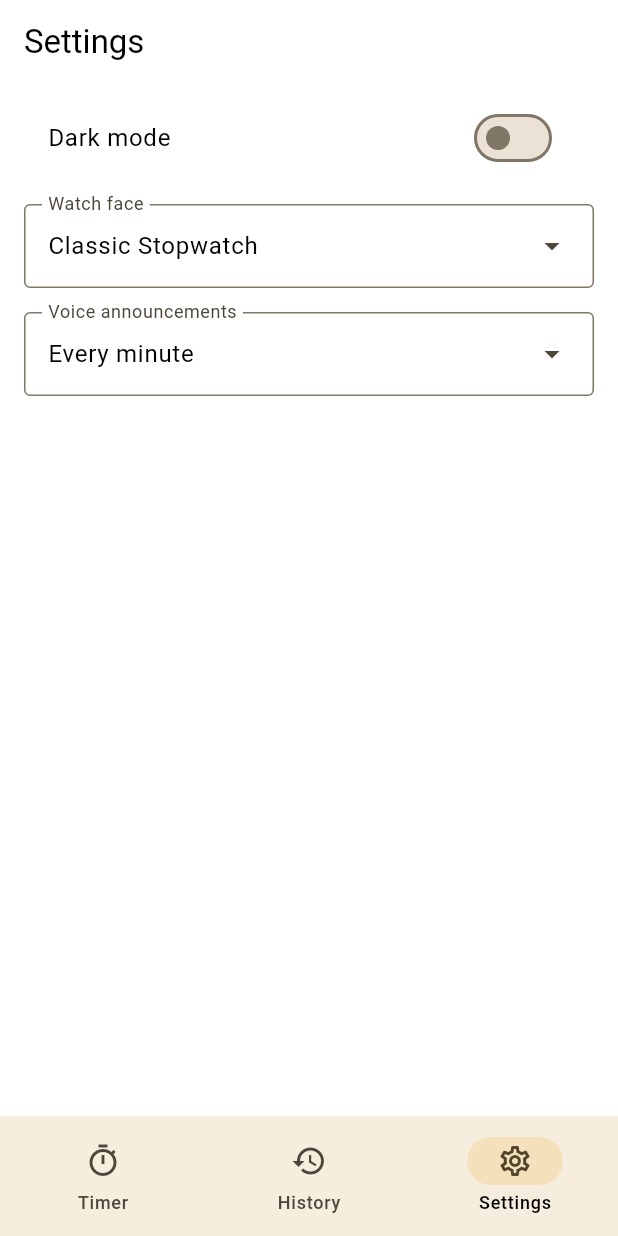
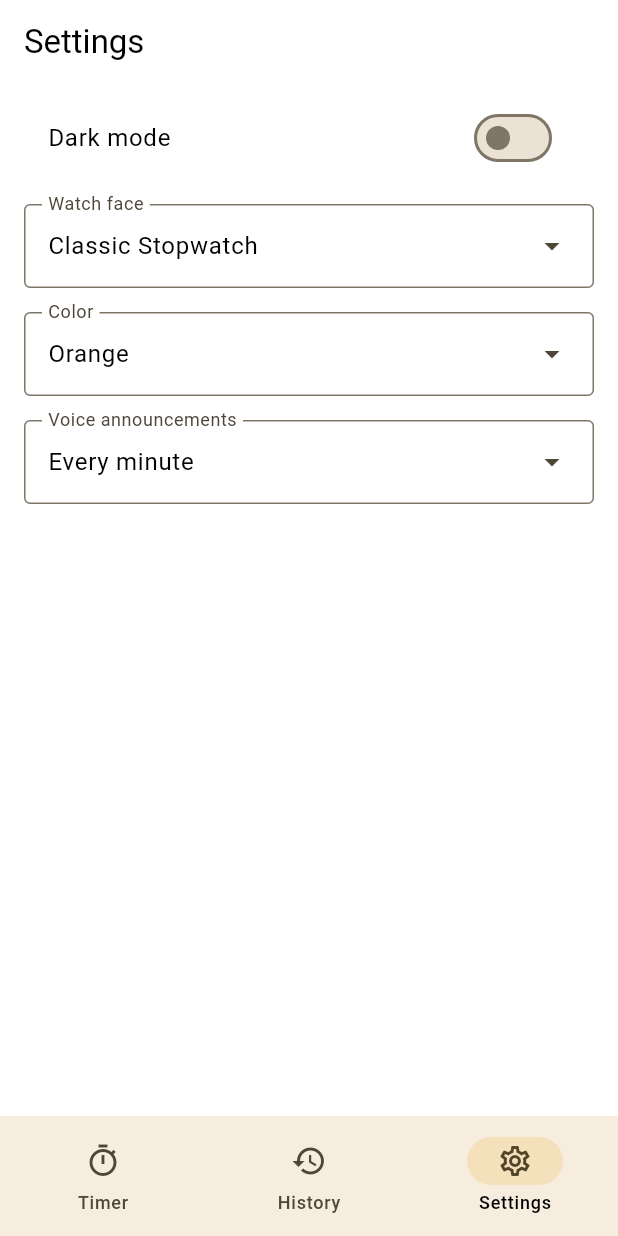
Before and after one commit to martipello/tik_talk, a Flutter app: the screen it shows after launch, item 3 of the bottom bar chosen, on a phone screen of 412 x 824 dp. Run offline on Flutter 3.47's test engine with Material 3 defaults, Android fonts, the phone set to English and light mode, and no system bars; our stand-ins replace flex_color_scheme, flutter_riverpod, flutter_tts, freezed_annotation, go_router, liquid_progress_indicator_v2 and 3 more; missing offline and left inert: segment_display, split_button; accounts and stored records are empty; generated files the repository leaves out were written again.

Commit message:
Flatten watch face, add case/crown/pusher, split face style from color
- Face background is now flat ivory with a subtle edge vignette
  instead of a glossy radial-gradient "ball" highlight
- Added a dark case body ring behind the bezel, a metal crown
  protruding from the top, and a metal pusher button, so the dial
  reads as sitting in a physical case rather than floating
- Sub-dials are smaller, pulled in from the edge, and spread further
  apart (35°/85° clock positions) to stop them crowding each other
- Tick marks are now printed-black instead of accent-colored, matching
  real analog stopwatch dials (accent color still drives bezel, hands,
  and the digital readout)
- Split "watch face" (DialFaceStyle: classic stopwatch / fluid glass)
  from "color" (DialAccentColor: red/blue/green/orange/black/white) as
  two independent settings instead of one combined enum, so every face
  style can use any color
- Renamed "Liquid Glass" to "Fluid Glass" to avoid the Apple naming
  overlap

Co-Authored-By: Claude Sonnet 5 <noreply@anthropic.com>

```diff
--- a/lib/app.dart
+++ b/lib/app.dart
@@ -17,8 +17,8 @@ class TikTalkApp extends ConsumerWidget {
       title: 'TikTalk',
       debugShowCheckedModeBanner: false,
       themeMode: settings.themeMode,
-      theme: AppTheme.light(settings.dialTheme),
-      darkTheme: AppTheme.dark(settings.dialTheme),
+      theme: AppTheme.light(settings.dialAccentColor.value),
+      darkTheme: AppTheme.dark(settings.dialAccentColor.value),
       routerConfig: router,
     );
   }
--- a/lib/core/theme/app_theme.dart
+++ b/lib/core/theme/app_theme.dart
@@ -1,18 +1,16 @@
 import 'package:flex_color_scheme/flex_color_scheme.dart';
 import 'package:flutter/material.dart';
-
-import 'dial_theme.dart';
 
 class AppTheme {
   AppTheme._();
 
-  static ThemeData light(DialTheme dialTheme) => FlexThemeData.light(
-        colors: FlexSchemeColor.from(primary: dialTheme.accentColor),
+  static ThemeData light(Color accentColor) => FlexThemeData.light(
+        colors: FlexSchemeColor.from(primary: accentColor),
         useMaterial3: true,
       );
 
-  static ThemeData dark(DialTheme dialTheme) => FlexThemeData.dark(
-        colors: FlexSchemeColor.from(primary: dialTheme.accentColor),
+  static ThemeData dark(Color accentColor) => FlexThemeData.dark(
+        colors: FlexSchemeColor.from(primary: accentColor),
         useMaterial3: true,
       );
 }
--- /dev/null
+++ b/lib/core/theme/dial_accent_color.dart
@@ -0,0 +1,28 @@
+import 'package:flutter/material.dart';
+
+enum DialAccentColor {
+  red,
+  blue,
+  green,
+  orange,
+  black,
+  white;
+
+  Color get value => switch (this) {
+        DialAccentColor.red => const Color(0xFFD7342A),
+        DialAccentColor.blue => const Color(0xFF2563EB),
+        DialAccentColor.green => const Color(0xFF2E9E4F),
+        DialAccentColor.orange => const Color(0xFFE2B33C),
+        DialAccentColor.black => const Color(0xFF1A1A1A),
+        DialAccentColor.white => const Color(0xFFF2F2F2),
+      };
+
+  String get displayName => switch (this) {
+        DialAccentColor.red => 'Red',
+        DialAccentColor.blue => 'Blue',
+        DialAccentColor.green => 'Green',
+        DialAccentColor.orange => 'Orange',
+        DialAccentColor.black => 'Black',
+        DialAccentColor.white => 'White',
+      };
+}
--- /dev/null
+++ b/lib/core/theme/dial_face_style.dart
@@ -0,0 +1,9 @@
+enum DialFaceStyle {
+  classicStopwatch,
+  fluidGlass;
+
+  String get displayName => switch (this) {
+        DialFaceStyle.classicStopwatch => 'Classic Stopwatch',
+        DialFaceStyle.fluidGlass => 'Fluid Glass',
+      };
+}
--- a/lib/core/theme/dial_theme.dart
+++ /dev/null
@@ -1,16 +0,0 @@
-import 'package:flutter/material.dart';
-
-enum DialTheme {
-  classicStopwatch,
-  liquidGlass;
-
-  Color get accentColor => switch (this) {
-        DialTheme.classicStopwatch => const Color(0xFFE2B33C),
-        DialTheme.liquidGlass => const Color(0xFF3CC8E2),
-      };
-
-  String get displayName => switch (this) {
-        DialTheme.classicStopwatch => 'Classic Stopwatch',
-        DialTheme.liquidGlass => 'Liquid Glass',
-      };
-}
--- a/lib/features/settings/presentation/settings_page.dart
+++ b/lib/features/settings/presentation/settings_page.dart
@@ -1,7 +1,8 @@
 import 'package:flutter/material.dart';
 import 'package:flutter_riverpod/flutter_riverpod.dart';
 
-import '../../../core/theme/dial_theme.dart';
+import '../../../core/theme/dial_accent_color.dart';
+import '../../../core/theme/dial_face_style.dart';
 import '../../../core/widgets/view_constraint.dart';
 import '../providers/settings_notifier.dart';
 import '../providers/voice_announce_interval.dart';
@@ -27,12 +28,20 @@ class SettingsPage extends ConsumerWidget {
                   notifier.updateThemeMode(isDark ? ThemeMode.dark : ThemeMode.light),
             ),
             const SizedBox(height: 16),
-            _SettingDropdown<DialTheme>(
+            _SettingDropdown<DialFaceStyle>(
               label: 'Watch face',
-              value: settings.dialTheme,
-              entries: DialTheme.values,
-              labelOf: (theme) => theme.displayName,
-              onSelected: notifier.updateDialTheme,
+              value: settings.dialFaceStyle,
+              entries: DialFaceStyle.values,
+              labelOf: (style) => style.displayName,
+              onSelected: notifier.updateDialFaceStyle,
+            ),
+            const SizedBox(height: 16),
+            _SettingDropdown<DialAccentColor>(
+              label: 'Color',
+              value: settings.dialAccentColor,
+              entries: DialAccentColor.values,
+              labelOf: (color) => color.displayName,
+              onSelected: notifier.updateDialAccentColor,
             ),
             const SizedBox(height: 16),
             _SettingDropdown<VoiceAnnounceInterval>(
--- a/lib/wear_app.dart
+++ b/lib/wear_app.dart
@@ -16,8 +16,8 @@ class TikTalkWearApp extends ConsumerWidget {
       title: 'TikTalk Wear',
       debugShowCheckedModeBanner: false,
       themeMode: ThemeMode.dark,
-      theme: AppTheme.dark(settings.dialTheme),
-      darkTheme: AppTheme.dark(settings.dialTheme),
+      theme: AppTheme.dark(settings.dialAccentColor.value),
+      darkTheme: AppTheme.dark(settings.dialAccentColor.value),
       home: const WearTimerScreen(),
     );
   }
```
Also changed, not shown: lib/features/settings/providers/settings_notifier.dart (+9 -3 lines), lib/features/settings/providers/settings_repository.dart (+15 -7 lines), lib/features/settings/providers/settings_state.dart (+6 -3 lines), lib/features/timer/presentation/timer_page.dart (+8 -2 lines), lib/features/timer/presentation/widgets/watch_face.dart (+111 -44 lines), lib/features/settings/providers/settings_notifier.g.dart, lib/features/settings/providers/settings_state.freezed.dart.
